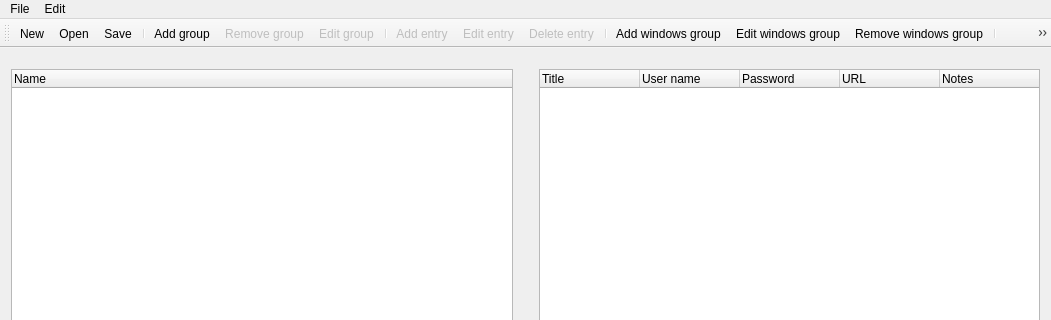
Before: the Qt Designer form ui/Mainwindow.ui in wolthrax/PasswordManager, drawn with Qt 5; both pictures show x 0 to 1051 and y 0 to 320 of the 1051 by 620 pixel window.
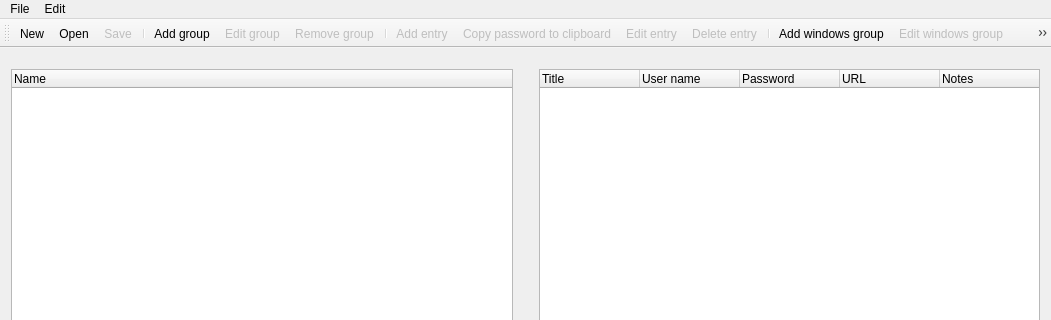
After: the same form once the commit is applied. Icons and pictures are not drawn.

Patch:
```diff
--- a/ui/Mainwindow.ui
+++ b/ui/Mainwindow.ui
@@ -178,6 +178,9 @@
    <addaction name="menuEdit"/>
   </widget>
   <widget class="QToolBar" name="toolBar">
+   <property name="enabled">
+    <bool>true</bool>
+   </property>
    <property name="windowTitle">
     <string>toolBar</string>
    </property>
@@ -192,10 +195,11 @@
    <addaction name="actionSave"/>
    <addaction name="separator"/>
    <addaction name="actionAddGroup"/>
-   <addaction name="actionRemoveGroup"/>
    <addaction name="actionEditGroup"/>
+   <addaction name="actionRemoveGroup"/>
    <addaction name="separator"/>
    <addaction name="actionAddEntry"/>
+   <addaction name="actionCopy_password_to_clipboard"/>
    <addaction name="actionEditEntry"/>
    <addaction name="actionRemoveEntry"/>
    <addaction name="separator"/>
@@ -217,6 +221,9 @@
    </property>
   </action>
   <action name="actionSave">
+   <property name="enabled">
+    <bool>false</bool>
+   </property>
    <property name="icon">
     <iconset resource="../resources/iconpaths.qrc">
      <normaloff>:/icons/save.ico</normaloff>:/icons/save.ico</iconset>
@@ -326,6 +333,9 @@
    </property>
   </action>
   <action name="actionEdit_windows_group">
+   <property name="enabled">
+    <bool>false</bool>
+   </property>
    <property name="icon">
     <iconset resource="../resources/iconpaths.qrc">
      <normaloff>:/icons/editWinGroup.png</normaloff>:/icons/editWinGroup.png</iconset>
@@ -335,6 +345,9 @@
    </property>
   </action>
   <action name="actionRemove_windows_group">
+   <property name="enabled">
+    <bool>false</bool>
+   </property>
    <property name="icon">
     <iconset resource="../resources/iconpaths.qrc">
      <normaloff>:/icons/removeWinGroup.png</normaloff>:/icons/removeWinGroup.png</iconset>
@@ -344,6 +357,9 @@
    </property>
   </action>
   <action name="actionAdd_windows_user">
+   <property name="enabled">
+    <bool>false</bool>
+   </property>
    <property name="icon">
     <iconset resource="../resources/iconpaths.qrc">
      <normaloff>:/icons/addWinUser.png</normaloff>:/icons/addWinUser.png</iconset>
@@ -353,6 +369,9 @@
    </property>
   </action>
   <action name="actionEdit_windows_user">
+   <property name="enabled">
+    <bool>false</bool>
+   </property>
    <property name="icon">
     <iconset resource="../resources/iconpaths.qrc">
      <normaloff>:/icons/editWinUser.png</normaloff>:/icons/editWinUser.png</iconset>
@@ -362,6 +381,9 @@
    </property>
   </action>
   <action name="actionRemove_windows_user">
+   <property name="enabled">
+    <bool>false</bool>
+   </property>
    <property name="icon">
     <iconset resource="../resources/iconpaths.qrc">
      <normaloff>:/icons/removeWinUser.png</normaloff>:/icons/removeWinUser.png</iconset>
@@ -370,6 +392,18 @@
     <string>Remove windows user</string>
    </property>
   </action>
+  <action name="actionCopy_password_to_clipboard">
+   <property name="enabled">
+    <bool>false</bool>
+   </property>
+   <property name="icon">
+    <iconset resource="../resources/iconpaths.qrc">
+     <normaloff>:/icons/copy.png</normaloff>:/icons/copy.png</iconset>
+   </property>
+   <property name="text">
+    <string>Copy password to clipboard</string>
+   </property>
+  </action>
  </widget>
  <layoutdefault spacing="6" margin="11"/>
  <resources>
```
Left out of the diff: 7 changed lines with no effect on the pictures.
